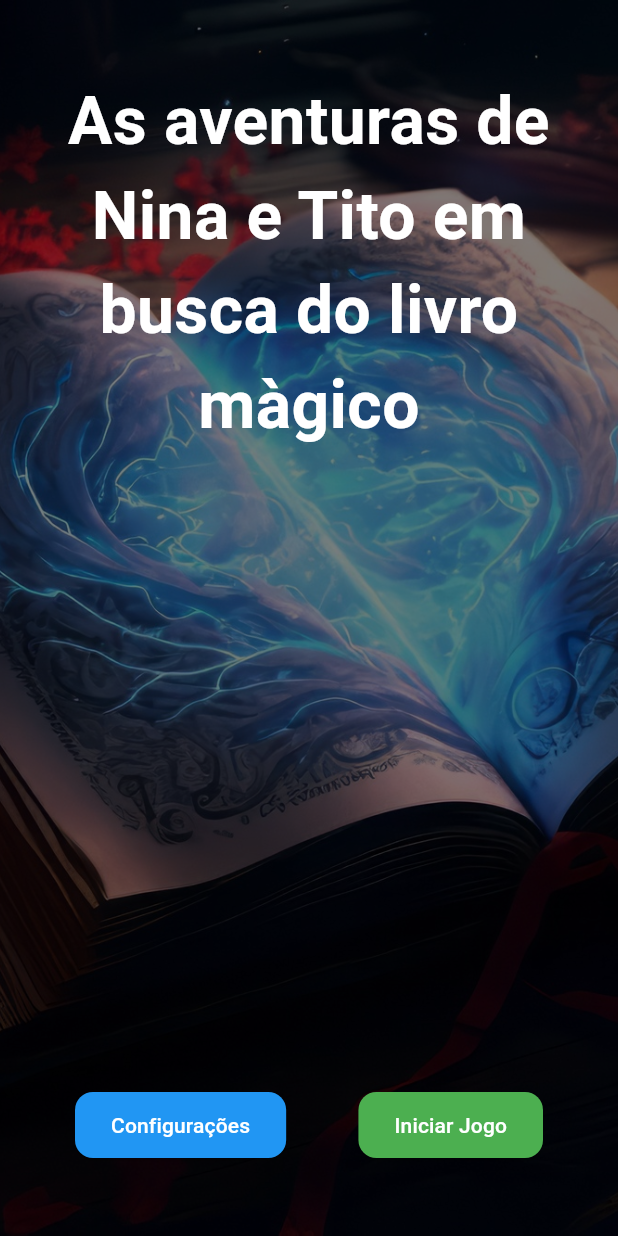
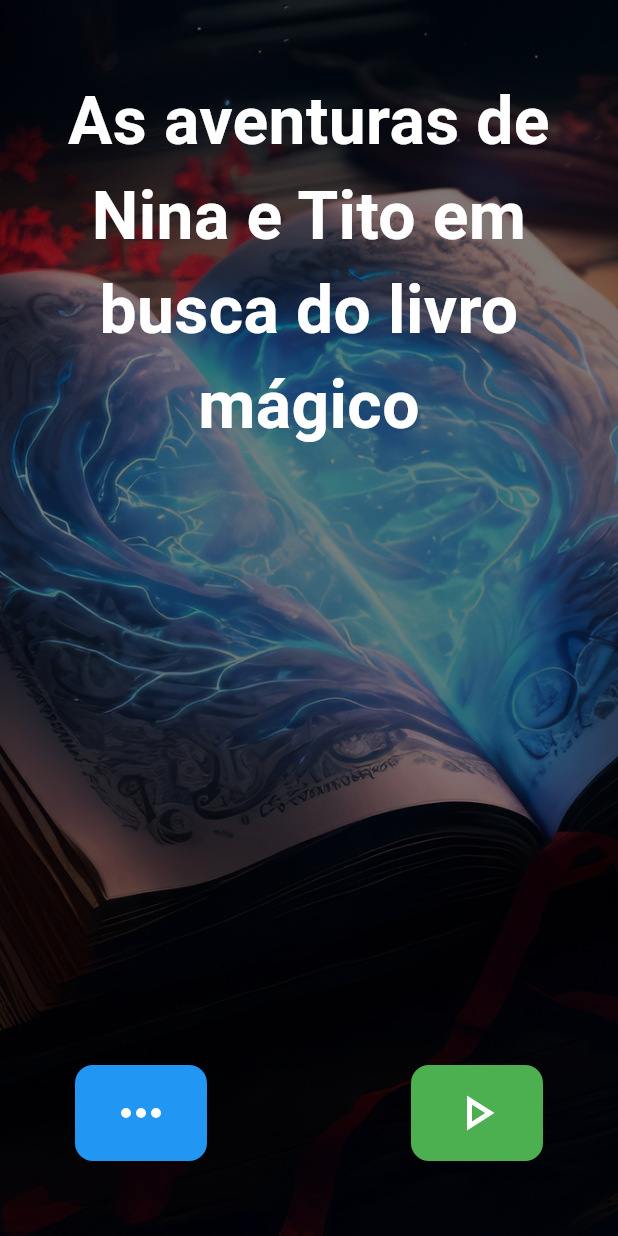
Before and after one commit to jgdlago/nina-tito-magic-book, a Flutter app: the screen it shows after launch, on a phone screen of 412 x 824 dp. Run offline on Flutter 3.47's test engine with Material 3 defaults, Android fonts, the phone set to English and light mode, and no system bars; our stand-ins replace flutter_svg, google_fonts; missing offline and left inert: flame.

Commit message:
:sparkles: feat(public): icones para tela de menu principal

```diff
--- a/lib/main.dart
+++ b/lib/main.dart
@@ -23,7 +23,6 @@
           runApp(const MagicBookGameWidget());
         },
         onSettings: () {
-          // Adicione a lógica para abrir a tela de configurações
           debugPrint('Abrir Configurações');
         },
       ),
--- a/lib/main_menu.dart
+++ b/lib/main_menu.dart
@@ -1,4 +1,5 @@
 import 'package:flutter/material.dart';
+import 'package:flutter_svg/flutter_svg.dart';
 import 'package:google_fonts/google_fonts.dart';
 
 class MainMenu extends StatelessWidget {
@@ -32,7 +33,7 @@ class MainMenu extends StatelessWidget {
               child: Padding(
                 padding: const EdgeInsets.only(top: 50.0),
                 child: Text(
-                  'As aventuras de Nina e Tito em busca do livro màgico',
+                  'As aventuras de Nina e Tito em busca do livro mágico',
                   style: GoogleFonts.londrinaShadow(
                     fontSize: 44,
                     color: Colors.white,
@@ -57,7 +58,12 @@ class MainMenu extends StatelessWidget {
                       borderRadius: BorderRadius.circular(12),
                     ),
                   ),
-                  child: const Text('Configurações'),
+                  child: SvgPicture.asset(
+                    'assets/icons/more.svg',
+                    width: 40,
+                    height: 40,
+                    colorFilter: ColorFilter.mode(Colors.white, BlendMode.srcIn),
+                  ),
                 ),
               ),
             ),
@@ -76,7 +82,17 @@ class MainMenu extends StatelessWidget {
                       borderRadius: BorderRadius.circular(12),
                     ),
                   ),
-                  child: const Text('Iniciar Jogo'),
+                  child: Row(
+                    mainAxisSize: MainAxisSize.min,
+                    children: [
+                      SvgPicture.asset(
+                        'assets/icons/play.svg',
+                        width: 40,
+                        height: 40,
+                        colorFilter: ColorFilter.mode(Colors.white, BlendMode.srcIn),
+                      ),
+                    ],
+                  ),
                 ),
               ),
             ),
--- a/pubspec.yaml
+++ b/pubspec.yaml
@@ -63,6 +63,7 @@ flutter:
   # To add assets to your application, add an assets section, like this:
   assets:
    - assets/images/
+   - assets/icons/
 
   # An image asset can refer to one or more resolution-specific "variants", see
   # https://flutter.dev/to/resolution-aware-images
```
Also changed, not shown: assets/icons/more.svg (added), assets/icons/play.svg (added).
